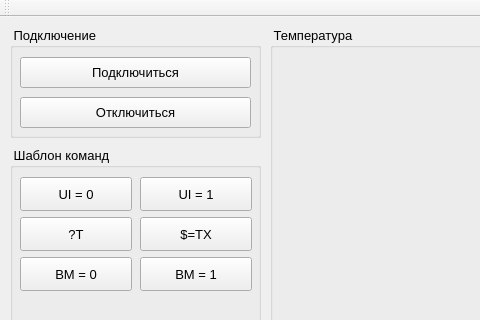
friend-yara/serial-mx4-gui, file serial-mx4.ui: the form before one commit; both pictures show x 0 to 480 and y 0 to 320 of the 900 by 600 pixel window.
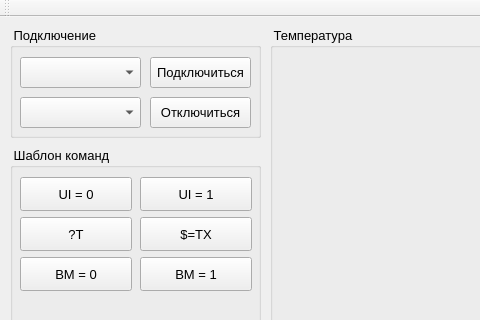
The form after the commit. Custom widgets are drawn as their Qt base class.

Commit message: В интерфейс добавлены два QComboBox для выбора портов

Diff of the .ui file:
```diff
--- a/serial-mx4.ui
+++ b/serial-mx4.ui
@@ -118,9 +118,9 @@
     <widget class="QPushButton" name="pb_Connect">
      <property name="geometry">
       <rect>
-       <x>10</x>
+       <x>140</x>
        <y>30</y>
-       <width>231</width>
+       <width>101</width>
        <height>31</height>
       </rect>
      </property>
@@ -131,9 +131,9 @@
     <widget class="QPushButton" name="pb_Disconnect">
      <property name="geometry">
       <rect>
-       <x>10</x>
+       <x>140</x>
        <y>70</y>
-       <width>231</width>
+       <width>101</width>
        <height>31</height>
       </rect>
      </property>
@@ -141,6 +141,26 @@
       <string>Отключиться</string>
      </property>
     </widget>
+    <widget class="QComboBox" name="cb_SerialPort">
+     <property name="geometry">
+      <rect>
+       <x>10</x>
+       <y>30</y>
+       <width>121</width>
+       <height>31</height>
+      </rect>
+     </property>
+    </widget>
+    <widget class="QComboBox" name="cb_SerialPort_2">
+     <property name="geometry">
+      <rect>
+       <x>10</x>
+       <y>70</y>
+       <width>121</width>
+       <height>31</height>
+      </rect>
+     </property>
+    </widget>
    </widget>
    <widget class="QGroupBox" name="TempFormBox">
     <property name="geometry">
```
The commit also changes 2 other files.
